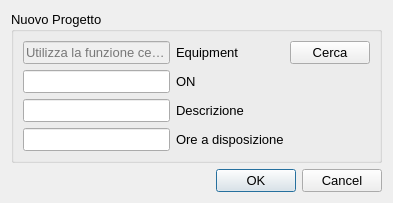
This is Include/uis/dlgs/NewProjectDialog.ui in pantof/DailyNotes as Qt 5 draws it before an edit. The edited form follows.
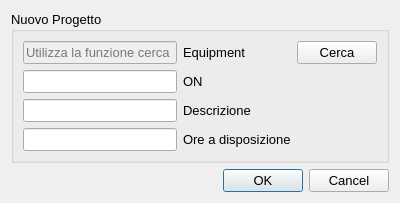
This is the edited form.

```diff
--- a/Include/uis/dlgs/NewProjectDialog.ui
+++ b/Include/uis/dlgs/NewProjectDialog.ui
@@ -6,16 +6,22 @@
    <rect>
     <x>0</x>
     <y>0</y>
-    <width>393</width>
-    <height>198</height>
+    <width>400</width>
+    <height>200</height>
    </rect>
   </property>
   <property name="sizePolicy">
-   <sizepolicy hsizetype="Fixed" vsizetype="Preferred">
+   <sizepolicy hsizetype="Preferred" vsizetype="Preferred">
     <horstretch>0</horstretch>
     <verstretch>0</verstretch>
    </sizepolicy>
   </property>
+  <property name="minimumSize">
+   <size>
+    <width>400</width>
+    <height>0</height>
+   </size>
+  </property>
   <property name="font">
    <font>
     <pointsize>10</pointsize>
```
